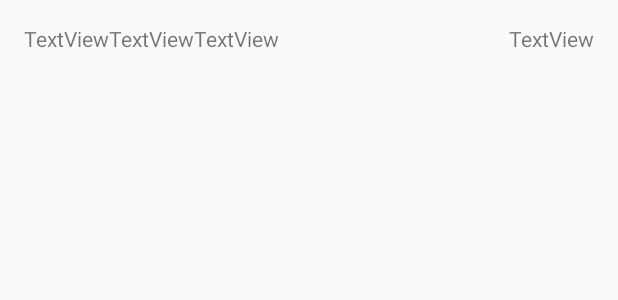
After one commit to zdenduk/AndroidUnstableAtoms, an Android app: the layout activity_game.xml on its own in the app's theme, with its tools: preview values and no code run, on a phone screen of 412 x 824 dp. The commit adds this screen. Shown: the top 300 px of the screen. Run offline under Robolectric (Android 15) with nearby library versions, the phone set to English and light mode, and no system bars.

Commit message:
Add files via upload

```diff
--- a/app/src/main/java/com/example/semanticer/unstable/domain/Game.java
+++ b/app/src/main/java/com/example/semanticer/unstable/domain/Game.java
@@ -8,7 +8,7 @@ import com.example.semanticer.unstable.domain.model.Player;
  */
 
 public interface Game {
-    GameBoard onMoveMade(int x, int y);
+    GameBoard onMoveMade(int x, int y, boolean type);
     boolean isMovePossible(int x, int y);
     GameBoard getBoard();
     int getScore(GameBoard board, Player player);
--- /dev/null
+++ b/app/src/main/res/layout/activity_game.xml
@@ -0,0 +1,60 @@
+<?xml version="1.0" encoding="utf-8"?>
+<RelativeLayout xmlns:android="http://schemas.android.com/apk/res/android"
+    xmlns:tools="http://schemas.android.com/tools"
+    android:id="@+id/activity_main"
+    android:layout_width="match_parent"
+    android:layout_height="match_parent"
+    android:paddingBottom="@dimen/activity_vertical_margin"
+    android:paddingLeft="@dimen/activity_horizontal_margin"
+    android:paddingRight="@dimen/activity_horizontal_margin"
+    android:paddingTop="@dimen/activity_vertical_margin"
+    tools:context="com.example.semanticer.unstable.presentation.GameActivity">
+
+    <com.example.semanticer.unstable.presentation.GameBoardLayout
+        android:id="@+id/game_board_layout"
+        android:layout_width="wrap_content"
+        android:layout_centerInParent="true"
+        android:layout_height="wrap_content" />
+
+    <TextView
+        android:text="TextView"
+        android:layout_width="wrap_content"
+        android:layout_height="wrap_content"
+        android:layout_alignParentTop="true"
+        android:layout_alignParentStart="true"
+        android:id="@+id/score1" />
+
+    <TextView
+        android:text="TextView"
+        android:layout_width="wrap_content"
+        android:layout_height="wrap_content"
+        android:layout_alignParentTop="true"
+        android:layout_toEndOf="@+id/score1"
+        android:id="@+id/score2" />
+
+    <TextView
+        android:text="TextView"
+        android:layout_width="wrap_content"
+        android:layout_height="wrap_content"
+        android:layout_alignParentTop="true"
+        android:layout_toEndOf="@+id/score2"
+        android:id="@+id/winner" />
+
+    <TextView
+        android:text="TextView"
+        android:layout_width="wrap_content"
+        android:layout_height="wrap_content"
+        android:layout_alignParentTop="true"
+        android:layout_alignParentEnd="true"
+        android:id="@+id/currentPlayer" />
+
+    <TextView
+        android:layout_width="wrap_content"
+        android:layout_height="wrap_content"
+        android:layout_below="@+id/winner"
+        android:layout_centerHorizontal="true"
+        android:layout_marginTop="36dp"
+        android:id="@+id/playAgain"
+        android:onClick="playAgain"/>
+
+</RelativeLayout>
```
Also changed, not shown: app/src/main/AndroidManifest.xml (+11 -1 lines), app/src/main/java/com/example/semanticer/unstable/domain/GameImpl.java (+8 -7 lines), app/src/main/java/com/example/semanticer/unstable/presentation/GameActivity.java (added, +87 -0 lines), app/src/main/java/com/example/semanticer/unstable/presentation/GamePresenter.java (added, +44 -0 lines), app/src/main/java/com/example/semanticer/unstable/presentation/GameView.java (added, +27 -0 lines), app/src/main/java/com/example/semanticer/unstable/presentation/MainActivity.java (+21 -30 lines), app/src/main/java/com/example/semanticer/unstable/presentation/MainPresenter.java (+3 -31 lines), app/src/main/java/com/example/semanticer/unstable/presentation/MainView.java (+5 -8 lines), app/src/main/res/layout/activity_main.xml (+20 -35 lines), app/src/main/res/raw/atom.png (added).
